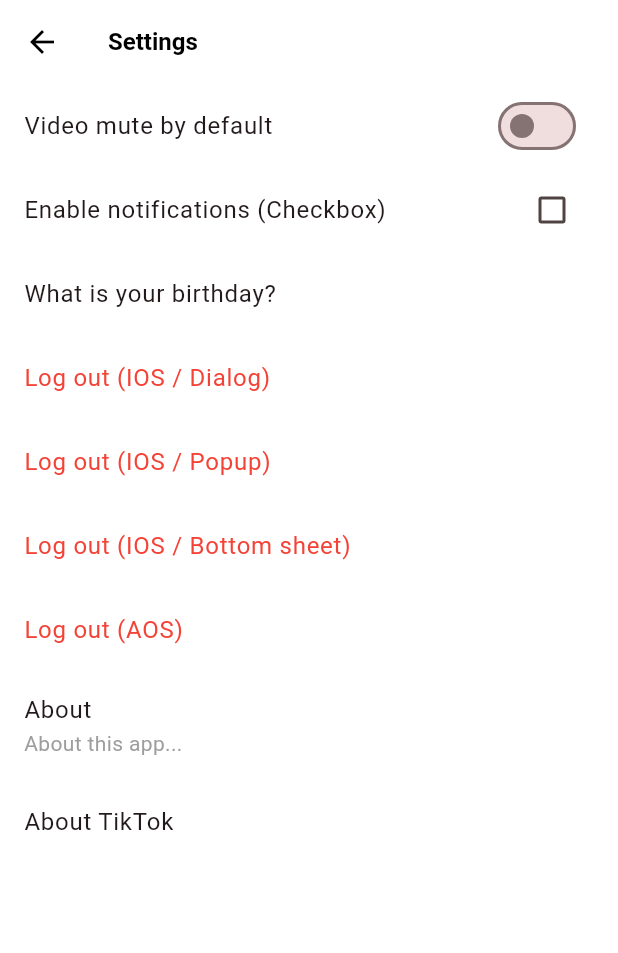
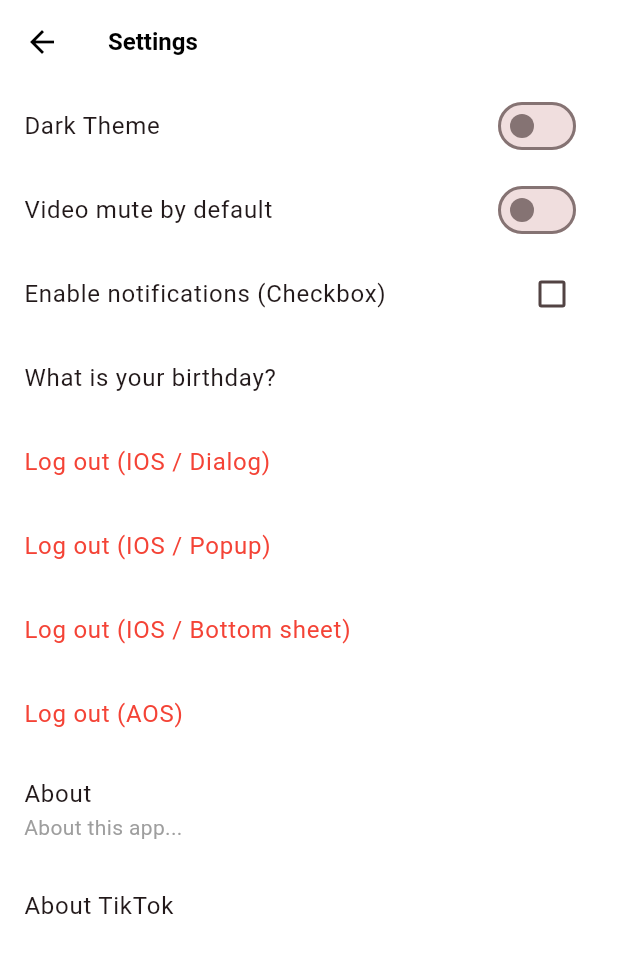
Before and after one commit to Jinwook-Song/tiktok_v2, a Flutter app: the SettingsScreen screen opened directly, on a phone screen of 412 x 824 dp. Shown: the top 953 px of the screen. Run offline on Flutter 3.47's test engine with Material 2 defaults, Android fonts, the phone set to English and light mode, and no system bars; our stand-ins replace camera, flutter_slidable, font_awesome_flutter, gallery_saver, go_router, image_picker and 3 more; network calls fail.

Commit message:
ValueNotifier: theme

```diff
--- /dev/null
+++ b/lib/common/widgets/theme_config/theme_config.dart
@@ -0,0 +1,3 @@
+import 'package:flutter/material.dart';
+
+final useDarkTheme = ValueNotifier(false);
--- a/lib/features/settings/settings_screen.dart
+++ b/lib/features/settings/settings_screen.dart
@@ -1,6 +1,7 @@
 import 'package:flutter/cupertino.dart';
 import 'package:flutter/foundation.dart';
 import 'package:flutter/material.dart';
+import 'package:tiktok_v2/common/widgets/theme_config/theme_config.dart';
 import 'package:tiktok_v2/common/widgets/video_config/video_config.dart';
 
 class SettingsScreen extends StatefulWidget {
@@ -29,6 +30,19 @@ class _SettingsScreenState extends State<SettingsScreen> {
       ),
       body: ListView(
         children: [
+          ValueListenableBuilder(
+            valueListenable: useDarkTheme,
+            builder: (context, value, child) => SwitchListTile.adaptive(
+              value: value,
+              onChanged: (value) {
+                useDarkTheme.value = !useDarkTheme.value;
+              },
+              activeColor: Theme.of(context).primaryColor,
+              title: const Text(
+                'Dark Theme',
+              ),
+            ),
+          ),
           ValueListenableBuilder(
             valueListenable: videoConfig,
             builder: (context, value, child) => SwitchListTile.adaptive(
--- a/lib/utils.dart
+++ b/lib/utils.dart
@@ -1,5 +1,6 @@
 import 'package:flutter/material.dart';
+import 'package:tiktok_v2/common/widgets/theme_config/theme_config.dart';
 
 bool isDarkMode(BuildContext context) {
-  return MediaQuery.of(context).platformBrightness == Brightness.dark;
+  return useDarkTheme.value;
 }
```
Also changed, not shown: lib/main.dart (+8 -3 lines).
